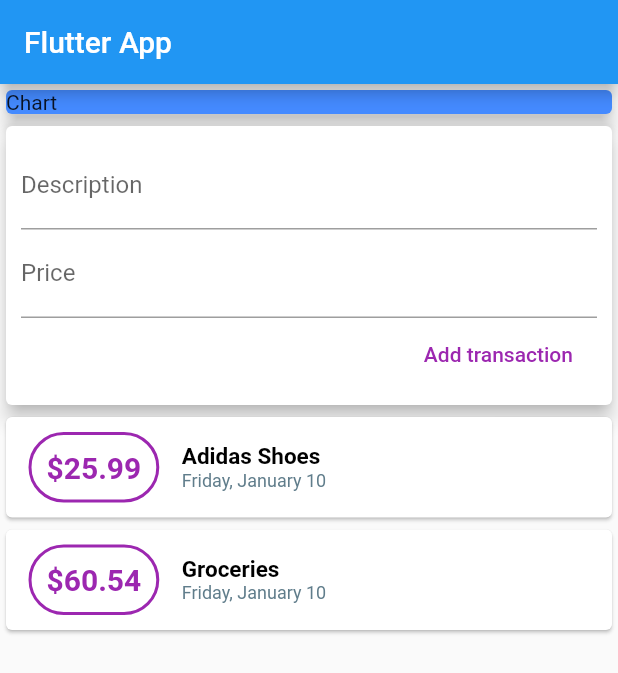
After one commit to Bluesamyou/flutter_expense_tracker, a Flutter app: the screen it shows after launch, after a tap on "Add transaction", on a phone screen of 412 x 824 dp. The commit adds this screen. Shown: the top 673 px of the screen. Run offline on Flutter 3.47's test engine with Material 2 defaults, Android fonts, the phone set to English and light mode, and no system bars.

Commit message:
Created dynamic adding of items

```diff
--- /dev/null
+++ b/lib/widgets/new_transaction.dart
@@ -0,0 +1,52 @@
+import 'package:flutter/material.dart';
+
+class NewTransaction extends StatelessWidget {
+  final titleController = TextEditingController();
+  final amountController = TextEditingController();
+  final Function addNewTransaction;
+
+  NewTransaction(this.addNewTransaction);
+
+  @override
+  Widget build(BuildContext context) {
+    return Card(
+      elevation: 5,
+      child: Container(
+          padding: EdgeInsets.all(10),
+          child: Column(
+            crossAxisAlignment: CrossAxisAlignment.end,
+            children: <Widget>[
+              TextField(
+                decoration: InputDecoration(
+                  labelText: "Description",
+                ),
+                controller: titleController,
+              ),
+              TextField(
+                decoration: InputDecoration(
+                  labelText: "Price",
+                ),
+                controller: amountController,
+              ),
+              FlatButton(
+                child: Text(
+                  "Add transaction",
+                  style: TextStyle(
+                    color: Colors.purple,
+                  ),
+                ),
+                onPressed: () {
+                  // print(titleController.text);
+                  addNewTransaction(
+                    titleController.text,
+                    double.parse(amountController.text),
+                  );
+
+                  print("pressed");
+                },
+              )
+            ],
+          )),
+    );
+  }
+}
--- /dev/null
+++ b/lib/widgets/transaction_list.dart
@@ -0,0 +1,71 @@
+import 'package:flutter/material.dart';
+import 'package:flutter_expense_tracker/models/transaction.dart';
+import "package:intl/intl.dart";
+
+class TransactionList extends StatelessWidget {
+  final List<Transaction> transactions;
+
+  TransactionList(this.transactions);
+
+  @override
+  Widget build(BuildContext context) {
+    return Container(
+      height: 300,
+      child: SingleChildScrollView(
+        child: Column(
+          children: transactions.map((transaction) {
+            return Card(
+                child: Row(
+              children: <Widget>[
+                Container(
+                  margin: EdgeInsets.symmetric(
+                    vertical: 10,
+                    horizontal: 15,
+                  ),
+                  decoration: BoxDecoration(
+                    borderRadius: BorderRadius.all(
+                      Radius.circular(100),
+                    ),
+                    border: Border.all(
+                      color: Colors.purple,
+                      width: 2,
+                    ),
+                  ),
+                  padding: EdgeInsets.all(10),
+                  child: Text(
+                    '\$${transaction.amount}',
+                    style: TextStyle(
+                      fontWeight: FontWeight.bold,
+                      fontSize: 20,
+                      color: Colors.purple,
+                    ),
+                  ),
+                ),
+                Column(
+                  crossAxisAlignment: CrossAxisAlignment.start,
+                  children: <Widget>[
+                    Text(
+                      transaction.title,
+                      style: TextStyle(
+                        fontWeight: FontWeight.bold,
+                        fontSize: 15,
+                        color: Colors.black,
+                      ),
+                    ),
+                    Text(
+                      DateFormat.MMMMEEEEd().format(transaction.date),
+                      style: TextStyle(
+                        fontSize: 12,
+                        color: Colors.blueGrey,
+                      ),
+                    )
+                  ],
+                )
+              ],
+            ));
+          }).toList(),
+        ),
+      ),
+    );
+  }
+}
--- /dev/null
+++ b/lib/widgets/user_transactions.dart
@@ -0,0 +1,52 @@
+import 'package:flutter/material.dart';
+import './new_transaction.dart';
+import './transaction_list.dart';
+import "../models/transaction.dart";
+
+class UserTransaction extends StatefulWidget {
+  @override
+  _UserTransactionState createState() => _UserTransactionState();
+}
+
+class _UserTransactionState extends State<UserTransaction> {
+  final List<Transaction> _transactions = [
+    Transaction(
+      id: "01",
+      title: "Adidas Shoes",
+      amount: 25.99,
+      date: DateTime.now(),
+    ),
+    Transaction(
+      id: "01",
+      title: "Groceries",
+      amount: 60.54,
+      date: DateTime.now(),
+    )
+  ];
+
+  void _addNewTransaction(
+    String title,
+    double amount,
+  ) {
+    var newTransaction = new Transaction(
+      title: title,
+      amount: amount,
+      date: DateTime.now(),
+      id: DateTime.now().toString(),
+    );
+
+    setState() {
+      _transactions.add(newTransaction);
+    }
+  }
+
+  @override
+  Widget build(BuildContext context) {
+    return Column(
+      children: <Widget>[
+        NewTransaction(_addNewTransaction),
+        TransactionList(_transactions),
+      ],
+    );
+  }
+}
```
Also changed, not shown: lib/form.dart (added, +13 -0 lines), lib/main.dart (+8 -95 lines), lib/models/transaction.dart (renamed from lib/transaction.dart).
